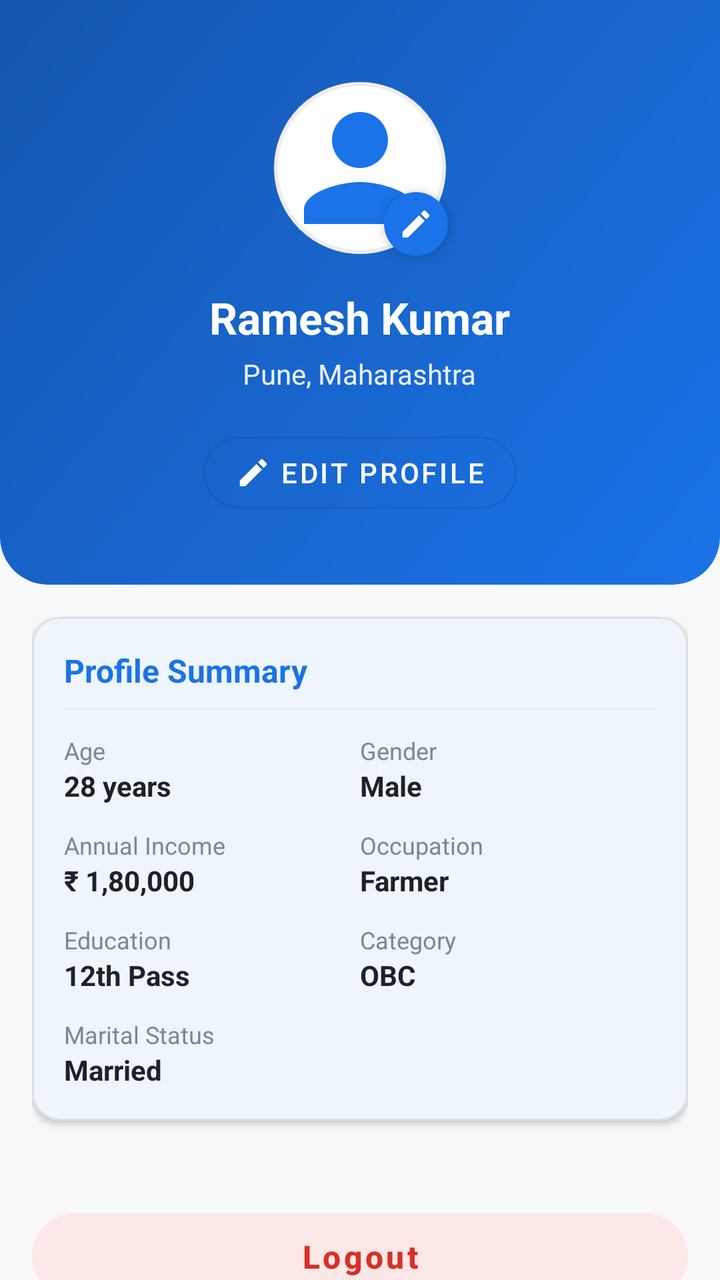
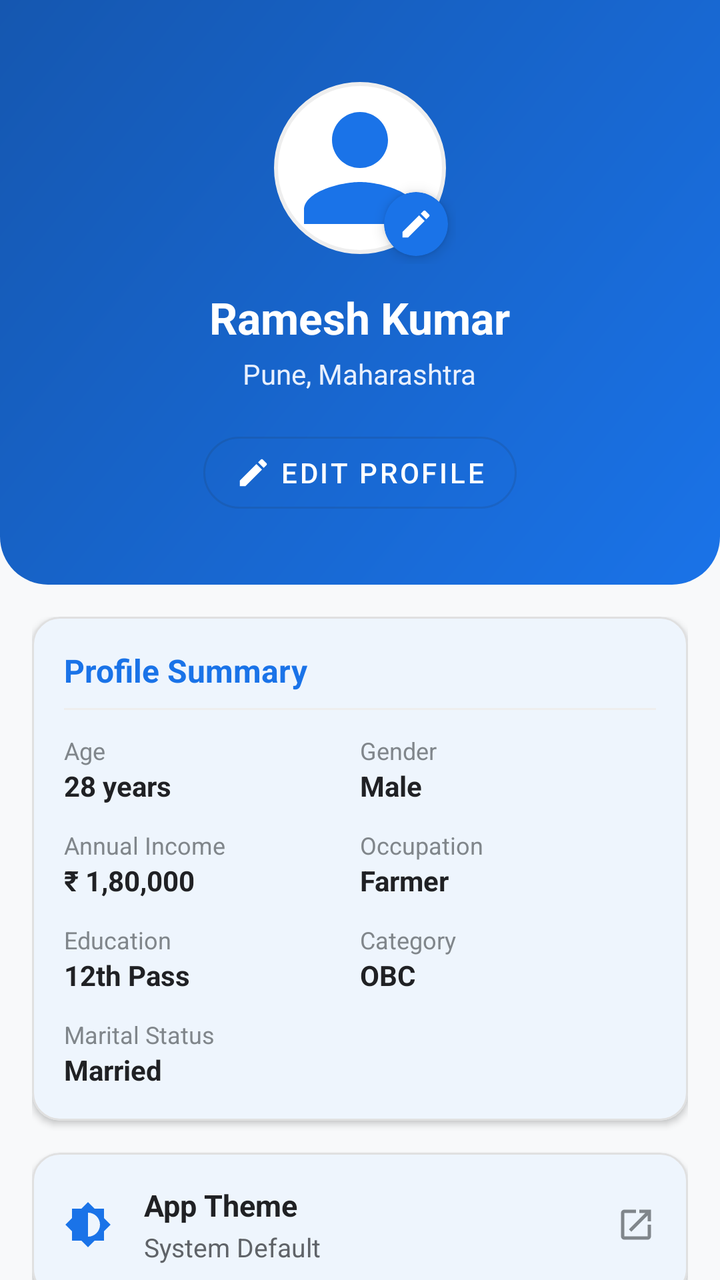

Before-and-after screenshots of an Android layout around one commit, followed by the original layout XML and the change that was made.
<!-- AndroidManifest.xml: application theme Theme.Yojnika -->
<!-- res/layout/fragment_profile.xml -->
<?xml version="1.0" encoding="utf-8"?>
<androidx.coordinatorlayout.widget.CoordinatorLayout xmlns:android="http://schemas.android.com/apk/res/android"
    xmlns:app="http://schemas.android.com/apk/res-auto"
    android:layout_width="match_parent"
    android:layout_height="match_parent"
    android:background="@color/background">

    <androidx.core.widget.NestedScrollView
        android:layout_width="match_parent"
        android:layout_height="match_parent"
        android:fillViewport="true">

        <LinearLayout
            android:layout_width="match_parent"
            android:layout_height="wrap_content"
            android:orientation="vertical"
            android:paddingBottom="32dp">

            
            <LinearLayout
                android:layout_width="match_parent"
                android:layout_height="wrap_content"
                android:background="@drawable/bg_gradient_header"
                android:gravity="center"
                android:orientation="vertical"
                android:paddingStart="24dp"
                android:paddingTop="36dp"
                android:paddingEnd="24dp"
                android:paddingBottom="32dp">

                <FrameLayout
                    android:id="@+id/flProfileImageContainer"
                    android:layout_width="96dp"
                    android:layout_height="96dp"
                    android:clickable="true"
                    android:focusable="true"
                    android:foreground="?attr/selectableItemBackgroundBorderless">

                    <com.google.android.material.imageview.ShapeableImageView
                        android:id="@+id/ivProfileAvatar"
                        android:layout_width="88dp"
                        android:layout_height="88dp"
                        android:layout_gravity="center"
                        android:background="@color/surface"
                        android:contentDescription="Profile Picture"
                        android:padding="2dp"
                        android:scaleType="centerCrop"
                        android:src="@drawable/ic_profile"
                        app:shapeAppearanceOverlay="@style/ShapeAppearance.Yojnika.Circle"
                        app:strokeColor="@color/divider"
                        app:strokeWidth="2dp"
                        app:tint="@color/primary" />

                    <com.google.android.material.card.MaterialCardView
                        android:id="@+id/cvEditPhoto"
                        android:layout_width="32dp"
                        android:layout_height="32dp"
                        android:layout_gravity="bottom|end"
                        android:layout_marginEnd="4dp"
                        android:layout_marginBottom="4dp"
                        android:clickable="true"
                        android:focusable="true"
                        android:foreground="?attr/selectableItemBackground"
                        app:cardBackgroundColor="@color/primary"
                        app:cardCornerRadius="16dp"
                        app:cardElevation="4dp"
                        app:strokeWidth="0dp">

                        <ImageView
                            android:layout_width="18dp"
                            android:layout_height="18dp"
                            android:layout_gravity="center"
                            android:src="@drawable/ic_edit"
                            app:tint="@color/white" />
                    </com.google.android.material.card.MaterialCardView>
                </FrameLayout>

                <TextView
                    android:id="@+id/tvProfileName"
                    android:layout_width="wrap_content"
                    android:layout_height="wrap_content"
                    android:layout_marginTop="12dp"
                    android:text="Ramesh Kumar"
                    android:textColor="@color/white"
                    android:textSize="22sp"
                    android:textStyle="bold" />

                <TextView
                    android:id="@+id/tvProfileLocation"
                    android:layout_width="wrap_content"
                    android:layout_height="wrap_content"
                    android:layout_marginTop="4dp"
                    android:text="Pune, Maharashtra"
                    android:textColor="@color/primary_light"
                    android:textSize="14sp" />

                <com.google.android.material.button.MaterialButton
                    android:id="@+id/btnEditProfileHeader"
                    style="@style/Widget.MaterialComponents.Button.OutlinedButton"
                    android:layout_width="wrap_content"
                    android:layout_height="wrap_content"
                    android:layout_marginTop="16dp"
                    android:strokeColor="@color/white"
                    android:text="@string/edit_profile"
                    android:textColor="@color/white"
                    app:cornerRadius="20dp"
                    app:icon="@drawable/ic_edit"
                    app:iconTint="@color/white" />

            </LinearLayout>

            <LinearLayout
                android:layout_width="match_parent"
                android:layout_height="wrap_content"
                android:orientation="vertical"
                android:padding="16dp">

                
                <com.google.android.material.card.MaterialCardView
                    android:layout_width="match_parent"
                    android:layout_height="wrap_content"
                    android:layout_marginBottom="16dp"
                    app:cardBackgroundColor="@color/surface"
                    app:cardCornerRadius="14dp"
                    app:cardElevation="2dp"
                    app:strokeColor="@color/card_stroke"
                    app:strokeWidth="1dp">

                    <LinearLayout
                        android:layout_width="match_parent"
                        android:layout_height="wrap_content"
                        android:orientation="vertical"
                        android:padding="16dp">

                        <TextView
                            android:layout_width="wrap_content"
                            android:layout_height="wrap_content"
                            android:text="Profile Summary"
                            android:textColor="@color/primary"
                            android:textSize="16sp"
                            android:textStyle="bold" />

                        <View
                            android:layout_width="match_parent"
                            android:layout_height="1dp"
                            android:layout_marginTop="8dp"
                            android:layout_marginBottom="12dp"
                            android:background="@color/divider" />

                        
                        <LinearLayout
                            android:layout_width="match_parent"
                            android:layout_height="wrap_content"
                            android:orientation="horizontal">

                            <LinearLayout
                                android:layout_width="0dp"
                                android:layout_height="wrap_content"
                                android:layout_weight="1"
                                android:orientation="vertical">

                                <TextView
                                    android:layout_width="wrap_content"
                                    android:layout_height="wrap_content"
                                    android:text="Age"
                                    android:textColor="@color/text_hint"
                                    android:textSize="12sp" />

                                <TextView
                                    android:id="@+id/tvSummaryAge"
                                    android:layout_width="wrap_content"
                                    android:layout_height="wrap_content"
                                    android:text="28 years"
                                    android:textColor="@color/text_primary"
                                    android:textSize="14sp"
                                    android:textStyle="bold" />
                            </LinearLayout>

                            <LinearLayout
                                android:layout_width="0dp"
                                android:layout_height="wrap_content"
                                android:layout_weight="1"
                                android:orientation="vertical">

                                <TextView
                                    android:layout_width="wrap_content"
                                    android:layout_height="wrap_content"
                                    android:text="Gender"
                                    android:textColor="@color/text_hint"
                                    android:textSize="12sp" />

                                <TextView
                                    android:id="@+id/tvSummaryGender"
                                    android:layout_width="wrap_content"
                                    android:layout_height="wrap_content"
                                    android:text="Male"
                                    android:textColor="@color/text_primary"
                                    android:textSize="14sp"
                                    android:textStyle="bold" />
                            </LinearLayout>

                        </LinearLayout>

                        
                        <LinearLayout
                            android:layout_width="match_parent"
                            android:layout_height="wrap_content"
                            android:layout_marginTop="12dp"
                            android:orientation="horizontal">

                            <LinearLayout
                                android:layout_width="0dp"
                                android:layout_height="wrap_content"
                                android:layout_weight="1"
                                android:orientation="vertical">

                                <TextView
                                    android:layout_width="wrap_content"
                                    android:layout_height="wrap_content"
                                    android:text="Annual Income"
                                    android:textColor="@color/text_hint"
                                    android:textSize="12sp" />

                                <TextView
                                    android:id="@+id/tvSummaryIncome"
                                    android:layout_width="wrap_content"
                                    android:layout_height="wrap_content"
                                    android:text="₹ 1,80,000"
                                    android:textColor="@color/text_primary"
                                    android:textSize="14sp"
                                    android:textStyle="bold" />
                            </LinearLayout>

                            <LinearLayout
                                android:layout_width="0dp"
                                android:layout_height="wrap_content"
                                android:layout_weight="1"
                                android:orientation="vertical">

                                <TextView
                                    android:layout_width="wrap_content"
                                    android:layout_height="wrap_content"
                                    android:text="Occupation"
                                    android:textColor="@color/text_hint"
                                    android:textSize="12sp" />

                                <TextView
                                    android:id="@+id/tvSummaryOccupation"
                                    android:layout_width="wrap_content"
                                    android:layout_height="wrap_content"
                                    android:text="Farmer"
                                    android:textColor="@color/text_primary"
                                    android:textSize="14sp"
                                    android:textStyle="bold" />
                            </LinearLayout>

                        </LinearLayout>

                        
                        <LinearLayout
                            android:layout_width="match_parent"
                            android:layout_height="wrap_content"
                            android:layout_marginTop="12dp"
                            android:orientation="horizontal">

                            <LinearLayout
                                android:layout_width="0dp"
                                android:layout_height="wrap_content"
                                android:layout_weight="1"
                                android:orientation="vertical">

                                <TextView
                                    android:layout_width="wrap_content"
                                    android:layout_height="wrap_content"
                                    android:text="Education"
                                    android:textColor="@color/text_hint"
                                    android:textSize="12sp" />

                                <TextView
                                    android:id="@+id/tvSummaryEducation"
                                    android:layout_width="wrap_content"
                                    android:layout_height="wrap_content"
                                    android:text="12th Pass"
                                    android:textColor="@color/text_primary"
                                    android:textSize="14sp"
                                    android:textStyle="bold" />
                            </LinearLayout>

                            <LinearLayout
                                android:layout_width="0dp"
                                android:layout_height="wrap_content"
                                android:layout_weight="1"
                                android:orientation="vertical">

                                <TextView
                                    android:layout_width="wrap_content"
                                    android:layout_height="wrap_content"
                                    android:text="Category"
                                    android:textColor="@color/text_hint"
                                    android:textSize="12sp" />

                                <TextView
                                    android:id="@+id/tvSummaryCategory"
                                    android:layout_width="wrap_content"
                                    android:layout_height="wrap_content"
                                    android:text="OBC"
                                    android:textColor="@color/text_primary"
                                    android:textSize="14sp"
                                    android:textStyle="bold" />
                            </LinearLayout>

                        </LinearLayout>

                        
                        <LinearLayout
                            android:layout_width="match_parent"
                            android:layout_height="wrap_content"
                            android:layout_marginTop="12dp"
                            android:orientation="horizontal">

                            <LinearLayout
                                android:layout_width="0dp"
                                android:layout_height="wrap_content"
                                android:layout_weight="1"
                                android:orientation="vertical">

                                <TextView
                                    android:layout_width="wrap_content"
                                    android:layout_height="wrap_content"
                                    android:text="Marital Status"
                                    android:textColor="@color/text_hint"
                                    android:textSize="12sp" />

                                <TextView
                                    android:id="@+id/tvSummaryMarital"
                                    android:layout_width="wrap_content"
                                    android:layout_height="wrap_content"
                                    android:text="Married"
                                    android:textColor="@color/text_primary"
                                    android:textSize="14sp"
                                    android:textStyle="bold" />
                            </LinearLayout>

                        </LinearLayout>

                    </LinearLayout>
                </com.google.android.material.card.MaterialCardView>



                
                <com.google.android.material.button.MaterialButton
                    android:id="@+id/btnLogout"
                    style="@style/Widget.MaterialComponents.Button.UnelevatedButton"
                    android:layout_width="match_parent"
                    android:layout_height="56dp"
                    android:layout_marginTop="24dp"
                    android:layout_marginBottom="16dp"
                    android:text="@string/logout_button"
                    android:textColor="@color/error"
                    android:textAllCaps="false"
                    android:textStyle="bold"
                    android:textSize="16sp"
                    app:backgroundTint="@color/error_bg"
                    app:cornerRadius="28dp"
                    app:iconGravity="textStart"
                    app:iconPadding="12dp"
                    app:iconTint="@color/error"
                    app:rippleColor="@color/error" />

            </LinearLayout>

        </LinearLayout>
    </androidx.core.widget.NestedScrollView>

</androidx.coordinatorlayout.widget.CoordinatorLayout>
<!-- resources referenced by this layout -->
<resources>
  <color name="background">#F8F9FA</color>
  <color name="card_stroke">#E0E0E0</color>
  <color name="divider">#EEEEEE</color>
  <color name="error">#D93025</color>
  <color name="error_bg">#FCE8E6</color>
  <color name="primary">#1A73E8</color>
  <color name="primary_light">#E8F0FE</color>
  <color name="surface">#FFFFFF</color>
  <color name="text_hint">#80868B</color>
  <color name="text_primary">#202124</color>
  <color name="white">#FFFFFF</color>
  <!-- drawable bg_gradient_header (drawable) -->
  <?xml version="1.0" encoding="utf-8"?>
  <shape xmlns:android="http://schemas.android.com/apk/res/android"
      android:shape="rectangle">
      <gradient
          android:angle="135"
          android:startColor="@color/primary"
          android:endColor="@color/primary_dark"
          android:type="linear" />
      <corners
          android:bottomLeftRadius="24dp"
          android:bottomRightRadius="24dp" />
  </shape>
  <!-- drawable ic_edit (drawable) -->
  <?xml version="1.0" encoding="utf-8"?>
  <vector xmlns:android="http://schemas.android.com/apk/res/android"
      android:width="24dp"
      android:height="24dp"
      android:viewportWidth="24"
      android:viewportHeight="24">
      <path
          android:fillColor="#FF1A73E8"
          android:pathData="M3,17.25V21h3.75L17.81,9.94l-3.75,-3.75L3,17.25zM20.71,7.04c0.39,-0.39 0.39,-1.02 0,-1.41l-2.34,-2.34c-0.39,-0.39 -1.02,-0.39 -1.41,0l-1.83,1.83 3.75,3.75 1.83,-1.83z" />
  </vector>
  <!-- drawable ic_profile (drawable) -->
  <?xml version="1.0" encoding="utf-8"?>
  <vector xmlns:android="http://schemas.android.com/apk/res/android"
      android:width="24dp"
      android:height="24dp"
      android:viewportWidth="24"
      android:viewportHeight="24">
      <path
          android:fillColor="#FF000000"
          android:pathData="M12,12c2.21,0 4,-1.79 4,-4s-1.79,-4 -4,-4 -4,1.79 -4,4 1.79,4 4,4zm0,2c-2.67,0 -8,1.34 -8,4v2h16v-2c0,-2.66 -5.33,-4 -8,-4z" />
  </vector>
  <string name="edit_profile">Edit Profile</string>
  <string name="logout_button">Logout </string>
  <style name="ShapeAppearance.Yojnika.Circle" parent="">
          <item name="cornerSize">50%</item>
      </style>
  <color name="primary_dark">#1557B0</color>
  <color name="on_primary">#FFFFFF</color>
  <color name="secondary">#34A853</color>
  <color name="secondary_dark">#1E8E3E</color>
  <color name="on_secondary">#FFFFFF</color>
  <!-- unchanged entries left out for length: 1 -->
</resources>

<!-- the commit's change to res/layout/fragment_profile.xml (unified diff, before → after) -->
@@ -346,7 +346,68 @@
                     </LinearLayout>
                 </com.google.android.material.card.MaterialCardView>
 
-
+                
+                <com.google.android.material.card.MaterialCardView
+                    android:id="@+id/cvThemeSelection"
+                    android:layout_width="match_parent"
+                    android:layout_height="wrap_content"
+                    android:layout_marginBottom="16dp"
+                    android:clickable="true"
+                    android:focusable="true"
+                    android:foreground="?attr/selectableItemBackground"
+                    app:cardBackgroundColor="@color/surface"
+                    app:cardCornerRadius="14dp"
+                    app:cardElevation="2dp"
+                    app:strokeColor="@color/card_stroke"
+                    app:strokeWidth="1dp">
+
+                    <LinearLayout
+                        android:layout_width="match_parent"
+                        android:layout_height="wrap_content"
+                        android:gravity="center_vertical"
+                        android:orientation="horizontal"
+                        android:padding="16dp">
+
+                        <ImageView
+                            android:id="@+id/ivThemeIcon"
+                            android:layout_width="24dp"
+                            android:layout_height="24dp"
+                            android:src="@drawable/ic_theme"
+                            app:tint="@color/primary" />
+
+                        <LinearLayout
+                            android:layout_width="0dp"
+                            android:layout_height="wrap_content"
+                            android:layout_marginStart="16dp"
+                            android:layout_weight="1"
+                            android:orientation="vertical">
+
+                            <TextView
+                                android:layout_width="wrap_content"
+                                android:layout_height="wrap_content"
+                                android:text="App Theme"
+                                android:textColor="@color/text_primary"
+                                android:textSize="15sp"
+                                android:textStyle="bold" />
+
+                            <TextView
+                                android:id="@+id/tvCurrentTheme"
+                                android:layout_width="wrap_content"
+                                android:layout_height="wrap_content"
+                                android:layout_marginTop="2dp"
+                                android:text="@string/theme_system"
+                                android:textColor="@color/text_secondary"
+                                android:textSize="13sp" />
+                        </LinearLayout>
+
+                        <ImageView
+                            android:layout_width="20dp"
+                            android:layout_height="20dp"
+                            android:src="@drawable/ic_open_in_new"
+                            app:tint="@color/text_hint" />
+
+                    </LinearLayout>
+                </com.google.android.material.card.MaterialCardView>
 
                 
                 <com.google.android.material.button.MaterialButton
<!-- resource entries referenced after the edit -->
@@ -10,6 +10,7 @@
   <color name="surface">#FFFFFF</color>
   <color name="text_hint">#80868B</color>
   <color name="text_primary">#202124</color>
+  <color name="text_secondary">#5F6368</color>
   <color name="white">#FFFFFF</color>
   <!-- drawable bg_gradient_header (drawable) -->
   <?xml version="1.0" encoding="utf-8"?>
@@ -35,6 +36,17 @@
           android:fillColor="#FF1A73E8"
           android:pathData="M3,17.25V21h3.75L17.81,9.94l-3.75,-3.75L3,17.25zM20.71,7.04c0.39,-0.39 0.39,-1.02 0,-1.41l-2.34,-2.34c-0.39,-0.39 -1.02,-0.39 -1.41,0l-1.83,1.83 3.75,3.75 1.83,-1.83z" />
   </vector>
+  <!-- drawable ic_open_in_new (drawable) -->
+  <?xml version="1.0" encoding="utf-8"?>
+  <vector xmlns:android="http://schemas.android.com/apk/res/android"
+      android:width="24dp"
+      android:height="24dp"
+      android:viewportWidth="24"
+      android:viewportHeight="24">
+      <path
+          android:fillColor="#FF1A73E8"
+          android:pathData="M19,19H5V5h7V3H5c-1.11,0 -2,0.9 -2,2v14c0,1.1 0.89,2 2,2h14c1.1,0 2,-0.9 2,-2v-7h-2v7zM14,3v2h3.59l-9.83,9.83 1.41,1.41L19,6.41V10h2V3h-7z" />
+  </vector>
   <!-- drawable ic_profile (drawable) -->
   <?xml version="1.0" encoding="utf-8"?>
   <vector xmlns:android="http://schemas.android.com/apk/res/android"
@@ -46,8 +58,20 @@
           android:fillColor="#FF000000"
           android:pathData="M12,12c2.21,0 4,-1.79 4,-4s-1.79,-4 -4,-4 -4,1.79 -4,4 1.79,4 4,4zm0,2c-2.67,0 -8,1.34 -8,4v2h16v-2c0,-2.66 -5.33,-4 -8,-4z" />
   </vector>
+  <!-- drawable ic_theme (drawable) -->
+  <?xml version="1.0" encoding="utf-8"?>
+  <vector xmlns:android="http://schemas.android.com/apk/res/android"
+      android:width="24dp"
+      android:height="24dp"
+      android:viewportWidth="24"
+      android:viewportHeight="24">
+      <path
+          android:fillColor="#FF000000"
+          android:pathData="M20,15.31L23.31,12L20,8.69V4h-4.69L12,0.69L8.69,4H4v4.69L0.69,12L4,15.31V20h4.69L12,23.31L15.31,20H20V15.31zM12,18V6c3.31,0 6,2.69 6,6S15.31,18 12,18z" />
+  </vector>
   <string name="edit_profile">Edit Profile</string>
   <string name="logout_button">Logout </string>
+  <string name="theme_system">System Default</string>
   <style name="ShapeAppearance.Yojnika.Circle" parent="">
           <item name="cornerSize">50%</item>
       </style>
